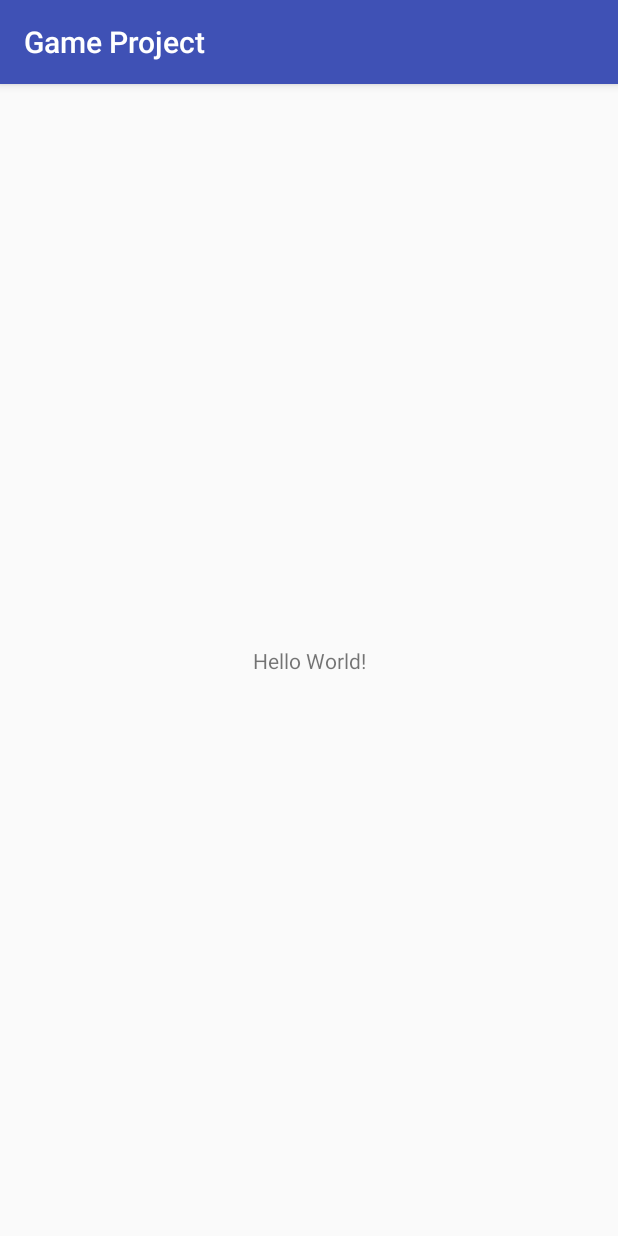
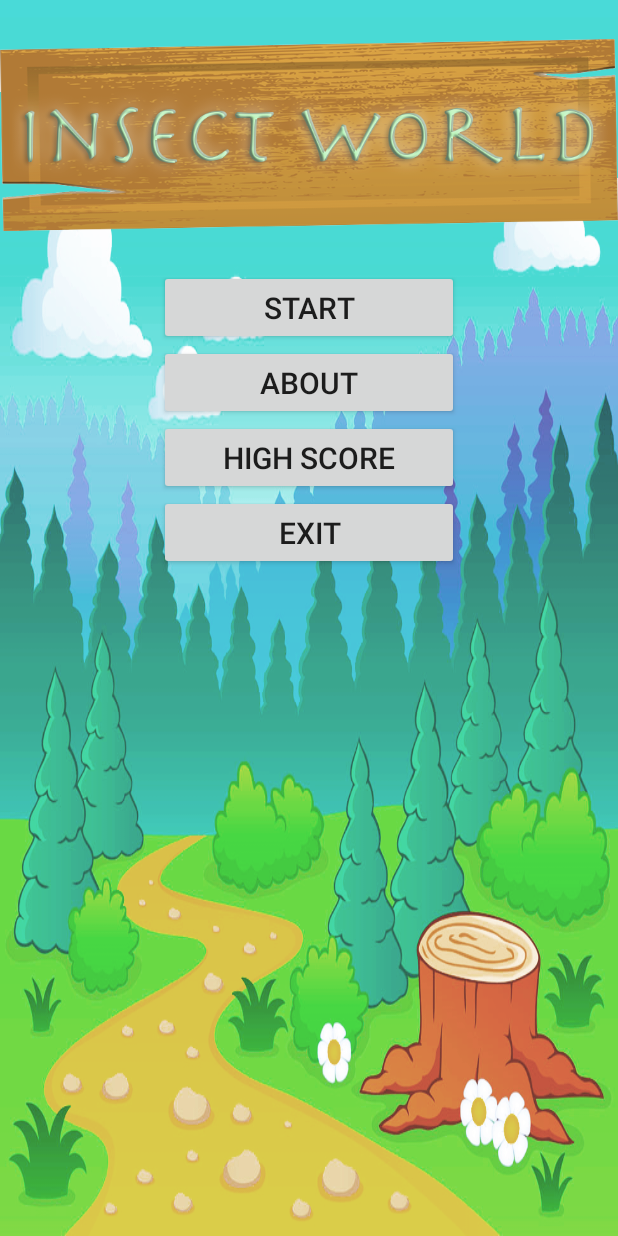
Before and after one commit to cinnamorollsnow/Octopus, an Android app: the screen it shows after launch (MainActivity), on a phone screen of 412 x 824 dp. Run offline under Robolectric (Android 15) with nearby library versions, the phone set to English and light mode, and no system bars.

Commit message:
add buttons and menu

```diff
--- a/Gamepj/app/build.gradle
+++ b/Gamepj/app/build.gradle
@@ -25,8 +25,8 @@ dependencies {
         exclude group: 'com.android.support', module: 'support-annotations'
     })
     compile 'com.jakewharton:butterknife:8.8.1'
-    annotationProcessor 'com.jakewharton:butterknife-compiler:8.8.1'
     compile 'com.android.support:appcompat-v7:26.+'
     compile 'com.android.support.constraint:constraint-layout:1.0.2'
     testCompile 'junit:junit:4.12'
+    annotationProcessor 'com.jakewharton:butterknife-compiler:8.8.1'
 }
--- a/Gamepj/app/src/main/AndroidManifest.xml
+++ b/Gamepj/app/src/main/AndroidManifest.xml
@@ -8,7 +8,7 @@
         android:label="@string/app_name"
         android:roundIcon="@mipmap/ic_launcher_round"
         android:supportsRtl="true"
-        android:theme="@style/AppTheme">
+        android:theme="@style/AppTheme.NoActionBar">
         <activity android:name=".MainActivity">
             <intent-filter>
                 <action android:name="android.intent.action.MAIN" />
@@ -16,6 +16,7 @@
                 <category android:name="android.intent.category.LAUNCHER" />
             </intent-filter>
         </activity>
+        <activity android:name=".Game"></activity>
     </application>
 
 </manifest>
--- a/Gamepj/app/src/main/res/layout/activity_main.xml
+++ b/Gamepj/app/src/main/res/layout/activity_main.xml
@@ -1,18 +1,52 @@
 <?xml version="1.0" encoding="utf-8"?>
-<android.support.constraint.ConstraintLayout xmlns:android="http://schemas.android.com/apk/res/android"
+<RelativeLayout xmlns:android="http://schemas.android.com/apk/res/android"
     xmlns:app="http://schemas.android.com/apk/res-auto"
     xmlns:tools="http://schemas.android.com/tools"
     android:layout_width="match_parent"
     android:layout_height="match_parent"
+    android:background="@mipmap/bg"
     tools:context="com.example.onpus.gameproject.MainActivity">
 
-    <TextView
+    <ImageView
+        android:id="@+id/bg_image"
         android:layout_width="wrap_content"
         android:layout_height="wrap_content"
-        android:text="Hello World!"
-        app:layout_constraintBottom_toBottomOf="parent"
-        app:layout_constraintLeft_toLeftOf="parent"
-        app:layout_constraintRight_toRightOf="parent"
-        app:layout_constraintTop_toTopOf="parent" />
+        android:layout_gravity="top"
+        android:src="@mipmap/title"/>
 
-</android.support.constraint.ConstraintLayout>
+    <Button
+        android:id="@+id/start"
+        android:text="@string/start"
+        android:layout_width="200dp"
+        android:layout_height="50dp"
+        android:textSize="20sp"
+        android:layout_centerInParent="true"
+        android:layout_below="@+id/bg_image"/>
+    <Button
+        android:id="@+id/about"
+        android:text="@string/about"
+        android:layout_width="200dp"
+        android:layout_height="50dp"
+        android:textSize="20sp"
+        android:layout_centerInParent="true"
+        android:layout_below="@+id/start"/>
+
+    <Button
+        android:id="@+id/highScore"
+        android:text="@string/highScore"
+        android:layout_width="200dp"
+        android:layout_height="50dp"
+        android:textSize="20sp"
+        android:layout_centerInParent="true"
+        android:layout_below="@+id/about"/>
+
+    <Button
+        android:id="@+id/exit"
+        android:text="@string/exit"
+        android:layout_width="200dp"
+        android:layout_height="50dp"
+        android:textSize="20sp"
+        android:layout_centerInParent="true"
+        android:layout_below="@+id/highScore"/>
+
+</RelativeLayout>
--- a/Gamepj/app/src/main/res/values/strings.xml
+++ b/Gamepj/app/src/main/res/values/strings.xml
@@ -1,3 +1,9 @@
 <resources>
     <string name="app_name">Game Project</string>
+    <string name="start">Start</string>
+    <string name="about">About</string>
+    <string name="highScore">High Score</string>
+    <string name="exit">Exit</string>
+    <string name="restart">Restart</string>
+    <string name="end_the_game">End The Game</string>
 </resources>
--- a/Gamepj/app/src/main/res/values/styles.xml
+++ b/Gamepj/app/src/main/res/values/styles.xml
@@ -8,4 +8,10 @@
         <item name="colorAccent">@color/colorAccent</item>
     </style>
 
+    <style name="AppTheme.NoActionBar" parent="Theme.AppCompat.Light.DarkActionBar">
+        <item name="windowActionBar">false</item>
+        <item name="windowNoTitle">true</item>
+        <item name="android:windowFullscreen">true</item>
+    </style>
+
 </resources>
```
Also changed, not shown: Gamepj/app/src/main/java/com/example/onpus/gameproject/Game.java (added, +87 -0 lines), Gamepj/app/src/main/java/com/example/onpus/gameproject/MainActivity.java (+66 -1 lines), Gamepj/app/src/main/res/layout/activity_game2.xml (added, +15 -0 lines), Gamepj/app/src/main/res/menu/game_menu.xml (added, +20 -0 lines), Gamepj/app/src/main/res/mipmap-hdpi/title.png.
